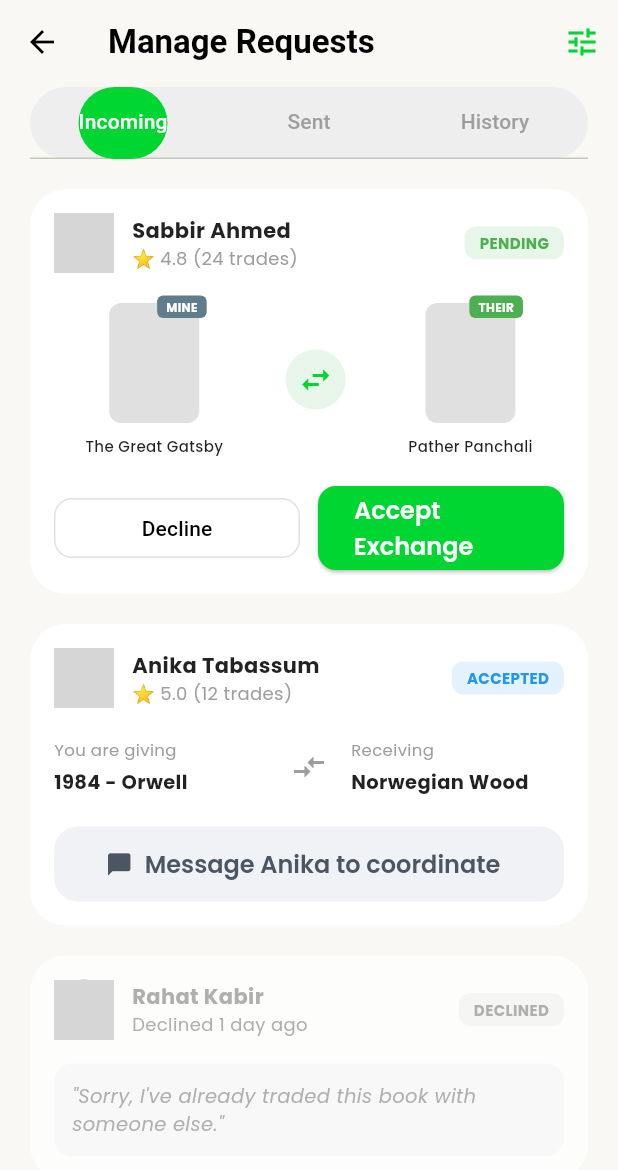
After one commit to NiazSagor/boi_poka, a Flutter app: the ManageRequestsScreen screen opened directly, on a phone screen of 412 x 824 dp. The commit adds this screen. Shown: the top 1170 px of the screen. Run offline on Flutter 3.47's test engine with Material 3 defaults, Android fonts, the phone set to English and light mode, and no system bars; our stand-ins replace flutter_map, geocoding, geolocator, google_fonts, google_maps_flutter, image_picker and 3 more; accounts and stored records are empty; network calls fail; grey boxes are pictures that could not be loaded.

Commit message:
Implement Manage Requests Screen
This commit introduces the "Manage Requests" screen, providing users with a centralized interface to view and handle their book exchange requests.

- **`ManageRequestsScreen` Creation**:
    - A new screen (`manage_requests_screen.dart`) has been created to display incoming and sent book exchange requests.
    - The UI is organized using a `TabBar` with three tabs: "Incoming," "Sent," and "History."

- **Incoming Tab UI**:
    - The "Incoming" tab displays a list of request cards, each representing a different status:
        - **Pending Card**: Shows the proposed book trade and provides "Accept" and "Decline" actions.
        - **Accepted Card**: Confirms the trade and includes a button to message the other user for coordination.
        - **Declined Card**: Displays the declined status and the reason provided by the user.
    - Each card includes user details (name, rating), a status badge (e.g., "PENDING," "ACCEPTED"), and trade information.

- **Integration**:
    - The `ManageRequestsScreen` is now accessible from the `HomeScreen`.
    - Tapping the "See all" button on the "Book Exchange Requests" section now navigates the user to this new screen.

Took 25 minutes

Took 19 minutes

```diff
--- /dev/null
+++ b/lib/exchange_request/screen/manage_requests_screen.dart
@@ -0,0 +1,388 @@
+import 'package:flutter/material.dart';
+
+class ManageRequestsScreen extends StatelessWidget {
+  const ManageRequestsScreen({super.key});
+
+  @override
+  Widget build(BuildContext context) {
+    return DefaultTabController(
+      length: 3,
+      child: Scaffold(
+        backgroundColor: const Color(0xFFF9F8F4),
+        appBar: AppBar(
+          backgroundColor: Colors.transparent,
+          elevation: 0,
+          leading: const BackButton(color: Colors.black),
+          title: const Text(
+            "Manage Requests",
+            style: TextStyle(color: Colors.black, fontWeight: FontWeight.bold),
+          ),
+          actions: [
+            IconButton(
+              icon: const Icon(Icons.tune, color: Color(0xFF00D632)),
+              onPressed: () {},
+            ),
+          ],
+          bottom: PreferredSize(
+            preferredSize: const Size.fromHeight(50),
+            child: Container(
+              margin: const EdgeInsets.symmetric(horizontal: 20),
+              decoration: BoxDecoration(
+                color: Colors.grey[200],
+                borderRadius: BorderRadius.circular(25),
+              ),
+              child: TabBar(
+                indicator: BoxDecoration(
+                  borderRadius: BorderRadius.circular(25),
+                  color: const Color(0xFF00D632),
+                ),
+                labelColor: Colors.white,
+                unselectedLabelColor: Colors.grey,
+                tabs: const [
+                  Tab(text: "Incoming"),
+                  Tab(text: "Sent"),
+                  Tab(text: "History"),
+                ],
+              ),
+            ),
+          ),
+        ),
+        body: TabBarView(
+          children: [
+            _buildRequestList(), // Incoming
+            const Center(child: Text("Sent Requests")),
+            const Center(child: Text("Past History")),
+          ],
+        ),
+      ),
+    );
+  }
+
+  Widget _buildRequestList() {
+    return ListView(
+      padding: const EdgeInsets.all(20),
+      children: [
+        _buildPendingRequestCard(),
+        const SizedBox(height: 20),
+        _buildAcceptedRequestCard(),
+        const SizedBox(height: 20),
+        _buildDeclinedRequestCard(),
+      ],
+    );
+  }
+
+  Widget _buildDeclinedRequestCard() {
+    return Opacity(
+      opacity: 0.8, // Slightly faded look for inactive cards
+      child: Container(
+        padding: const EdgeInsets.all(16),
+        decoration: BoxDecoration(
+          color: Colors.white,
+          borderRadius: BorderRadius.circular(24),
+        ),
+        child: Column(
+          crossAxisAlignment: CrossAxisAlignment.start,
+          children: [
+            // User Info Row
+            Row(
+              children: [
+                const CircleAvatar(
+                  backgroundColor: Colors.grey,
+                  backgroundImage: NetworkImage(
+                    'https://i.pravatar.cc/150?u=3',
+                  ),
+                ),
+                const SizedBox(width: 12),
+                const Expanded(
+                  child: Column(
+                    crossAxisAlignment: CrossAxisAlignment.start,
+                    children: [
+                      Text(
+                        "Rahat Kabir",
+                        style: TextStyle(
+                          fontWeight: FontWeight.bold,
+                          color: Colors.grey,
+                        ),
+                      ),
+                      Text(
+                        "Declined 1 day ago",
+                        style: TextStyle(fontSize: 12, color: Colors.grey),
+                      ),
+                    ],
+                  ),
+                ),
+                _buildStatusBadge("DECLINED", Colors.grey[100]!, Colors.grey),
+              ],
+            ),
+            const SizedBox(height: 16),
+
+            // Decline Reason Bubble
+            Container(
+              padding: const EdgeInsets.all(12),
+              width: double.infinity,
+              decoration: BoxDecoration(
+                color: const Color(0xFFF8F9FA),
+                borderRadius: BorderRadius.circular(12),
+              ),
+              child: const Text(
+                "\"Sorry, I've already traded this book with someone else.\"",
+                style: TextStyle(
+                  color: Colors.grey,
+                  fontStyle: FontStyle.italic,
+                  fontSize: 13,
+                ),
+              ),
+            ),
+          ],
+        ),
+      ),
+    );
+  }
+
+  Widget _buildAcceptedRequestCard() {
+    return Container(
+      padding: const EdgeInsets.all(16),
+      decoration: BoxDecoration(
+        color: Colors.white,
+        borderRadius: BorderRadius.circular(24),
+      ),
+      child: Column(
+        children: [
+          // User Info Row
+          Row(
+            children: [
+              const CircleAvatar(
+                backgroundImage: NetworkImage('https://i.pravatar.cc/150?u=2'),
+              ),
+              const SizedBox(width: 12),
+              const Expanded(
+                child: Column(
+                  crossAxisAlignment: CrossAxisAlignment.start,
+                  children: [
+                    Text(
+                      "Anika Tabassum",
+                      style: TextStyle(fontWeight: FontWeight.bold),
+                    ),
+                    Text(
+                      "⭐ 5.0 (12 trades)",
+                      style: TextStyle(fontSize: 12, color: Colors.grey),
+                    ),
+                  ],
+                ),
+              ),
+              _buildStatusBadge(
+                "ACCEPTED",
+                const Color(0xFFE3F2FD),
+                const Color(0xFF2196F3),
+              ),
+            ],
+          ),
+          const SizedBox(height: 20),
+
+          // Simplified Trade Info
+          Row(
+            mainAxisAlignment: MainAxisAlignment.center,
+            children: [
+              _buildCompactBookInfo("1984 - Orwell", "You are giving"),
+              const Padding(
+                padding: EdgeInsets.symmetric(horizontal: 16),
+                child: Icon(Icons.compare_arrows, color: Colors.grey),
+              ),
+              _buildCompactBookInfo("Norwegian Wood", "Receiving"),
+            ],
+          ),
+
+          const SizedBox(height: 20),
+
+          // Coordination Button
+          ElevatedButton.icon(
+            onPressed: () {},
+            icon: const Icon(Icons.chat_bubble_rounded, size: 18),
+            label: const Text("Message Anika to coordinate"),
+            style: ElevatedButton.styleFrom(
+              backgroundColor: const Color(0xFFF0F2F5),
+              foregroundColor: const Color(0xFF4B5563),
+              elevation: 0,
+              minimumSize: const Size(double.infinity, 50),
+              shape: RoundedRectangleBorder(
+                borderRadius: BorderRadius.circular(16),
+              ),
+            ),
+          ),
+        ],
+      ),
+    );
+  }
+
+  Widget _buildCompactBookInfo(String title, String label) {
+    return Expanded(
+      child: Column(
+        crossAxisAlignment: CrossAxisAlignment.start,
+        children: [
+          Text(label, style: const TextStyle(fontSize: 11, color: Colors.grey)),
+          const SizedBox(height: 4),
+          Text(
+            title,
+            style: const TextStyle(fontWeight: FontWeight.bold, fontSize: 13),
+            maxLines: 1,
+            overflow: TextOverflow.ellipsis,
+          ),
+        ],
+      ),
+    );
+  }
+
+  Widget _buildPendingRequestCard() {
+    return Container(
+      padding: const EdgeInsets.all(16),
+      decoration: BoxDecoration(
+        color: Colors.white,
+        borderRadius: BorderRadius.circular(24),
+      ),
+      child: Column(
+        children: [
+          // User Info Row
+          Row(
+            children: [
+              const CircleAvatar(
+                backgroundImage: NetworkImage('https://i.pravatar.cc/150?u=1'),
+              ),
+              const SizedBox(width: 12),
+              const Expanded(
+                child: Column(
+                  crossAxisAlignment: CrossAxisAlignment.start,
+                  children: [
+                    Text(
+                      "Sabbir Ahmed",
+                      style: TextStyle(fontWeight: FontWeight.bold),
+                    ),
+                    Text(
+                      "⭐ 4.8 (24 trades)",
+                      style: TextStyle(fontSize: 12, color: Colors.grey),
+                    ),
+                  ],
+                ),
+              ),
+              _buildStatusBadge("PENDING", Colors.green[50]!, Colors.green),
+            ],
+          ),
+          const SizedBox(height: 20),
+
+          // The Trade Visualization
+          Row(
+            mainAxisAlignment: MainAxisAlignment.spaceAround,
+            children: [
+              _buildBookWithLabel("The Great Gatsby", "MINE", Colors.blueGrey),
+              const CircleAvatar(
+                backgroundColor: Color(0xFFE8F5E9),
+                child: Icon(Icons.swap_horiz, color: Color(0xFF00D632)),
+              ),
+              _buildBookWithLabel("Pather Panchali", "THEIR", Colors.green),
+            ],
+          ),
+
+          const SizedBox(height: 20),
+
+          // Actions
+          Row(
+            children: [
+              Expanded(
+                child: OutlinedButton(
+                  onPressed: () {},
+                  style: OutlinedButton.styleFrom(
+                    shape: RoundedRectangleBorder(
+                      borderRadius: BorderRadius.circular(12),
+                    ),
+                    side: BorderSide(color: Colors.grey[300]!),
+                  ),
+                  child: const Text(
+                    "Decline",
+                    style: TextStyle(color: Colors.black),
+                  ),
+                ),
+              ),
+              const SizedBox(width: 12),
+              Expanded(
+                child: ElevatedButton(
+                  onPressed: () {},
+                  style: ElevatedButton.styleFrom(
+                    backgroundColor: const Color(0xFF00D632),
+                    shape: RoundedRectangleBorder(
+                      borderRadius: BorderRadius.circular(12),
+                    ),
+                  ),
+                  child: const Text(
+                    "Accept Exchange",
+                    style: TextStyle(color: Colors.white),
+                  ),
+                ),
+              ),
+            ],
+          ),
+        ],
+      ),
+    );
+  }
+
+  Widget _buildStatusBadge(String text, Color bgColor, Color textColor) {
+    return Container(
+      padding: const EdgeInsets.symmetric(horizontal: 10, vertical: 4),
+      decoration: BoxDecoration(
+        color: bgColor,
+        borderRadius: BorderRadius.circular(8),
+      ),
+      child: Text(
+        text,
+        style: TextStyle(
+          color: textColor,
+          fontSize: 10,
+          fontWeight: FontWeight.bold,
+        ),
+      ),
+    );
+  }
+
+  Widget _buildBookWithLabel(String title, String label, Color color) {
+    return Column(
+      children: [
+        Stack(
+          clipBehavior: Clip.none,
+          children: [
+            Container(
+              height: 80,
+              width: 60,
+              decoration: BoxDecoration(
+                borderRadius: BorderRadius.circular(8),
+                color: Colors.grey[300],
+              ),
+            ),
+            Positioned(
+              top: -5,
+              right: -5,
+              child: Container(
+                padding: const EdgeInsets.symmetric(horizontal: 6, vertical: 2),
+                decoration: BoxDecoration(
+                  color: color,
+                  borderRadius: BorderRadius.circular(4),
+                ),
+                child: Text(
+                  label,
+                  style: const TextStyle(
+                    color: Colors.white,
+                    fontSize: 8,
+                    fontWeight: FontWeight.bold,
+                  ),
+                ),
+              ),
+            ),
+          ],
+        ),
+        const SizedBox(height: 8),
+        Text(
+          title,
+          style: const TextStyle(fontSize: 10, fontWeight: FontWeight.w500),
+        ),
+      ],
+    );
+  }
+}
--- a/lib/home/screen/home_screen.dart
+++ b/lib/home/screen/home_screen.dart
@@ -1,3 +1,4 @@
+import 'package:boi_poka/exchange_request/screen/manage_requests_screen.dart';
 import 'package:boi_poka/home/components/book_listing_card.dart';
 import 'package:boi_poka/home/components/small_book_card.dart';
 import 'package:boi_poka/home/viewmodel/home_view_model.dart';
@@ -103,7 +104,14 @@ class HomeScreen extends StatelessWidget {
 
                 // 5. Exchange Requests Header
                 SliverToBoxAdapter(
-                  child: _buildSectionHeader("Book Exchange Requests", () {}),
+                  child: _buildSectionHeader("Book Exchange Requests", () {
+                    Navigator.push(
+                      context,
+                      MaterialPageRoute(
+                        builder: (context) => ManageRequestsScreen(),
+                      ),
+                    );
+                  }),
                 ),
 
                 // 6. Horizontal Requests List
```
